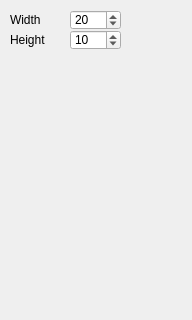
Before: the Qt Designer form Src/QtSfmlDemo/Demos/GridPrinter/GridPrinterDemoControls.ui in a7ecd22ff84d/Cpp, drawn with Qt 5; both pictures show x 0 to 192 and y 0 to 320 of the 192 by 480 pixel window.
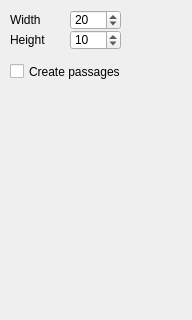
After: the same form once the commit is applied.

Commit message: GridPrinter: Printing passages

What changed in the file:
```diff
--- a/Src/QtSfmlDemo/Demos/GridPrinter/GridPrinterDemoControls.ui
+++ b/Src/QtSfmlDemo/Demos/GridPrinter/GridPrinterDemoControls.ui
@@ -77,6 +77,19 @@
     <number>10</number>
    </property>
   </widget>
+  <widget class="QCheckBox" name="passagesCheckbox">
+   <property name="geometry">
+    <rect>
+     <x>10</x>
+     <y>60</y>
+     <width>141</width>
+     <height>23</height>
+    </rect>
+   </property>
+   <property name="text">
+    <string>Create passages</string>
+   </property>
+  </widget>
  </widget>
  <resources/>
  <connections/>
```
The commit also changes 6 other files.
